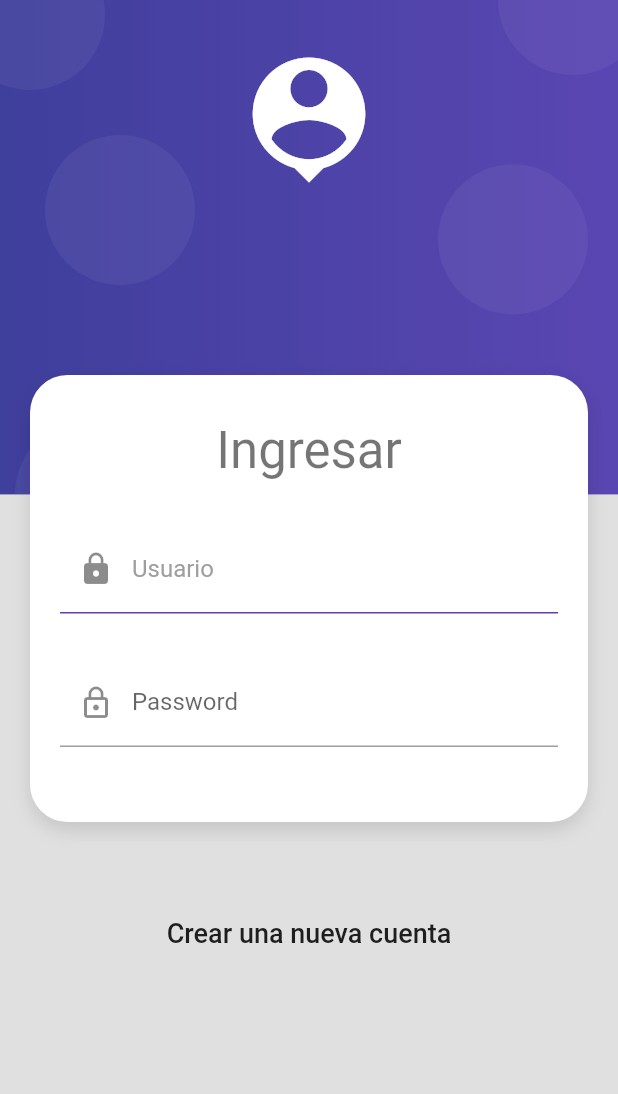
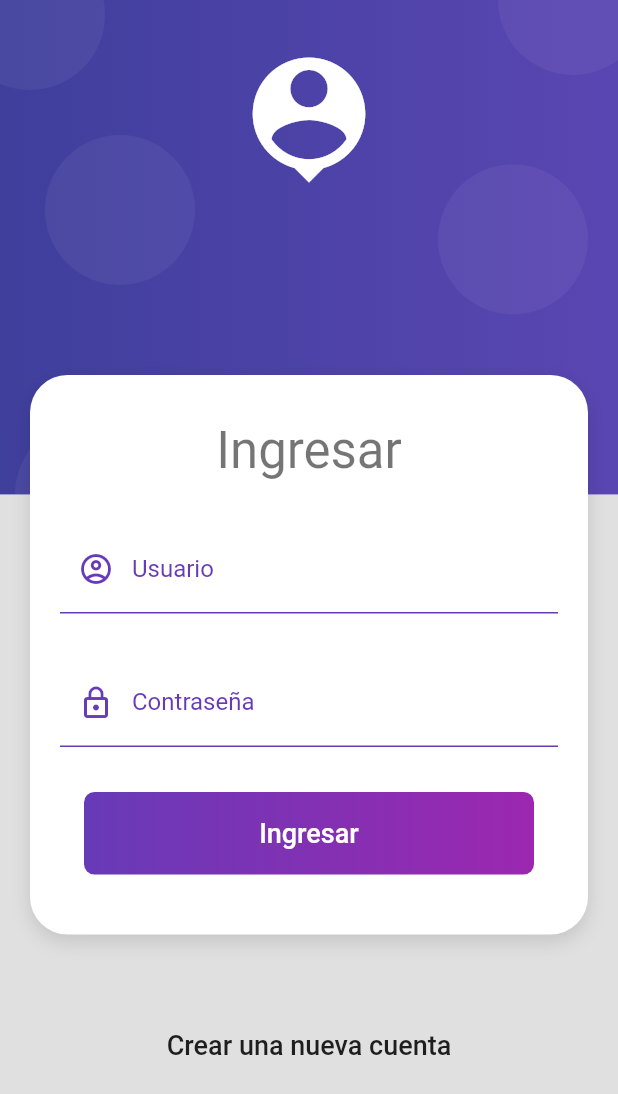
Before and after one commit to xavit/flutter_medical_crud, a Flutter app: the screen it shows after launch, on a phone screen of 412 x 824 dp. Shown: the top 1094 px of the screen. Run offline on Flutter 3.47's test engine with Material 2 defaults, Android fonts, the phone set to English and light mode, and no system bars.

Commit message:
Boton UI de Login

```diff
--- a/lib/screens/login_screen.dart
+++ b/lib/screens/login_screen.dart
@@ -1,4 +1,5 @@
 import 'package:flutter/material.dart';
+import 'package:flutter_medical_crud/ui/input_decotarion.dart';
 import 'package:flutter_medical_crud/widgets/widgets.dart';
 
 class LoginScreen extends StatelessWidget {
@@ -33,6 +34,7 @@ class LoginScreen extends StatelessWidget {
                     shape: MaterialStateProperty.all(const StadiumBorder())),
                 child: const Text('Crear una nueva cuenta',
                     style: TextStyle(fontSize: 18, color: Colors.black87))),
+            const SizedBox(height: 50),
           ],
         ),
       )),
@@ -52,17 +54,10 @@ class _LoginForm extends StatelessWidget {
           TextFormField(
             autocorrect: false,
             keyboardType: TextInputType.emailAddress,
-            decoration: const InputDecoration(
-              prefixIcon: Icon(Icons.lock),
-              labelText: "Usuario",
-              enabledBorder: UnderlineInputBorder(
-                borderSide: BorderSide(color: Colors.deepPurple),
-              ),
-              focusedBorder: UnderlineInputBorder(
-                borderSide: BorderSide(color: Colors.deepPurple, width: 2),
-              ),
-              // hintText: 'Usuario',
-              labelStyle: TextStyle(color: Colors.grey),
+            decoration: InputDecorations.authInputDecoration(
+              hintText: 'jhon.doe',
+              labelText: 'Usuario',
+              prefixIcon: Icons.account_circle_outlined,
             ),
           ),
           const SizedBox(height: 30),
@@ -70,12 +65,35 @@ class _LoginForm extends StatelessWidget {
             autocorrect: false,
             obscureText: true,
             keyboardType: TextInputType.emailAddress,
-            decoration: const InputDecoration(
-              prefixIcon: Icon(Icons.lock_outline),
-              labelText: "Password",
+            decoration: InputDecorations.authInputDecoration(
+              hintText: '*****',
+              labelText: 'Contraseña',
+              prefixIcon: Icons.lock_outline,
             ),
           ),
           const SizedBox(height: 30),
+          MaterialButton(
+            onPressed: () {},
+            shape:
+                RoundedRectangleBorder(borderRadius: BorderRadius.circular(10)),
+            disabledColor: Colors.grey,
+            elevation: 0,
+            // color: Colors.deepPurple,
+            child: Container(
+              width: double.infinity,
+              height: 55,
+              decoration: const BoxDecoration(
+                  borderRadius: BorderRadius.all(Radius.circular(7)),
+                  gradient: LinearGradient(
+                      colors: [Colors.deepPurple, Colors.purple])),
+              child: const Center(
+                  child: Text(
+                'Ingresar',
+                style: TextStyle(color: Colors.white, fontSize: 18),
+              )),
+            ),
+          ),
+          const SizedBox(height: 20),
         ]),
       ),
     );
--- /dev/null
+++ b/lib/ui/input_decotarion.dart
@@ -0,0 +1,24 @@
+import 'package:flutter/material.dart';
+
+class InputDecorations {
+  static InputDecoration authInputDecoration({
+    required String hintText,
+    required String labelText,
+    IconData? prefixIcon,
+  }) {
+    return InputDecoration(
+      enabledBorder: const UnderlineInputBorder(
+        borderSide: BorderSide(color: Colors.deepPurple),
+      ),
+      focusedBorder: const UnderlineInputBorder(
+        borderSide: BorderSide(color: Colors.deepPurple, width: 2),
+      ),
+      hintText: hintText,
+      labelText: labelText,
+      labelStyle: const TextStyle(color: Colors.deepPurple),
+      prefixIcon: prefixIcon != null
+          ? Icon(prefixIcon, color: Colors.deepPurple)
+          : null,
+    );
+  }
+}
```
